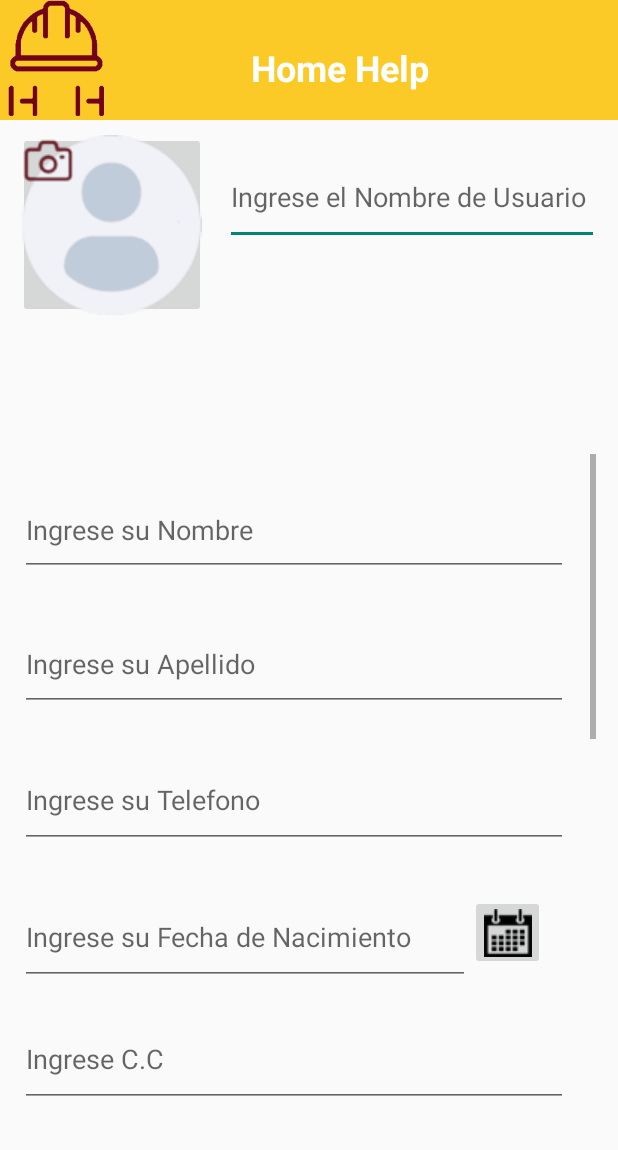
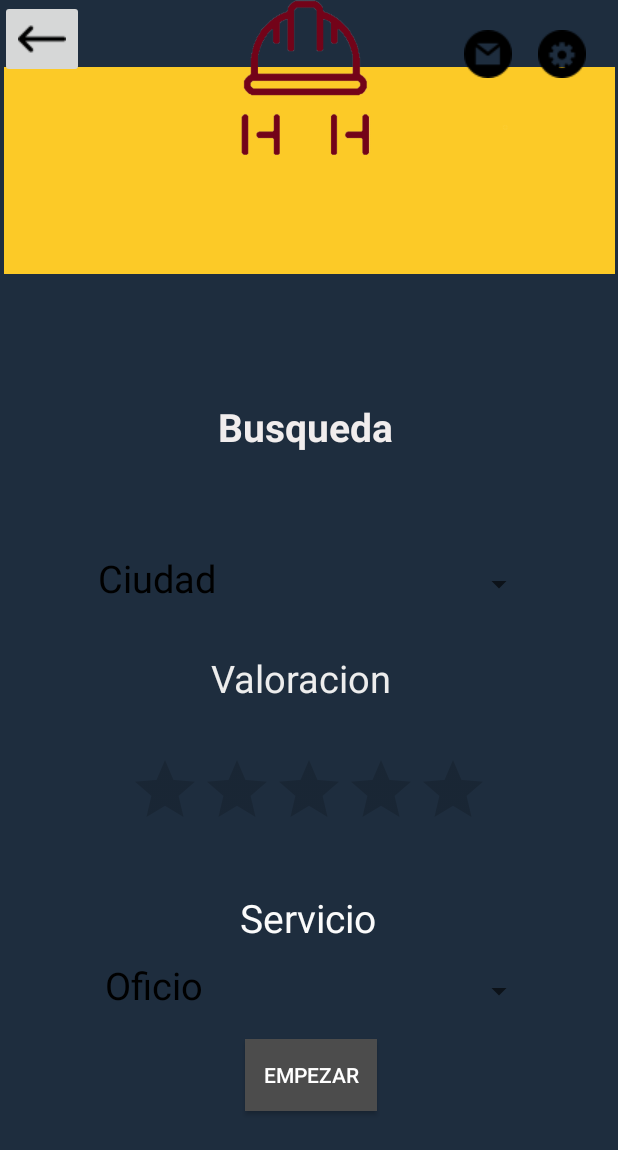
Before and after one commit to lauraisajb/HomeHelp, an Android app: the screen it shows after launch (SingUp before the commit, Search_activity after it), after a tap on "SINGUP", on a phone screen of 412 x 824 dp. Shown: the top 1150 px of the screen. Run offline under Robolectric (Android 15) with nearby library versions, the phone set to English and light mode, and no system bars.

Commit message:
search_filter

```diff
--- a/app/src/main/AndroidManifest.xml
+++ b/app/src/main/AndroidManifest.xml
@@ -9,12 +9,19 @@
         android:roundIcon="@mipmap/ic_launcher_round"
         android:supportsRtl="true"
         android:theme="@style/Theme.AppCompat.Light.NoActionBar">
-        <!--para que no se muevan las cosas por el teclado :
+        <activity
+            android:name=".Search_activity"
+            android:exported="true" />
+        <activity
+            android:name=".Customer"
+            android:exported="true" />
+        <!--
+        para que no se muevan las cosas por el teclado :
         android:windowSoftInputMode="adjustPan|adjustResize"
         -->
-        <activity android:name=".SingUp"
-            android:windowSoftInputMode="adjustPan"
-            ></activity>""
+        <activity
+            android:name=".SingUp"
+            android:windowSoftInputMode="adjustPan" />
         <activity android:name=".MainActivity">
             <intent-filter>
                 <action android:name="android.intent.action.MAIN" />
@@ -22,7 +29,6 @@
                 <category android:name="android.intent.category.LAUNCHER" />
             </intent-filter>
         </activity>
-
     </application>
 
 </manifest>
--- /dev/null
+++ b/app/src/main/java/com/example/homehelp/Customer.java
@@ -0,0 +1,14 @@
+package com.example.homehelp;
+
+import androidx.appcompat.app.AppCompatActivity;
+
+import android.os.Bundle;
+
+public class Customer extends AppCompatActivity {
+
+    @Override
+    protected void onCreate(Bundle savedInstanceState) {
+        super.onCreate(savedInstanceState);
+        setContentView(R.layout.activity_view_customer);
+    }
+}
--- a/app/src/main/java/com/example/homehelp/MainActivity.java
+++ b/app/src/main/java/com/example/homehelp/MainActivity.java
@@ -16,7 +16,7 @@ public class MainActivity extends AppCompatActivity {
 
     //SINGUP
     public void singUp(View view){
-        Intent singUp = new Intent(this, SingUp.class);
+        Intent singUp = new Intent(this, Search_activity.class);
         startActivity(singUp);
     }
 }
--- /dev/null
+++ b/app/src/main/java/com/example/homehelp/Search_activity.java
@@ -0,0 +1,58 @@
+package com.example.homehelp;
+
+import androidx.appcompat.app.AppCompatActivity;
+
+import android.content.Intent;
+import android.os.Bundle;
+import android.view.View;
+import android.widget.ArrayAdapter;
+import android.widget.ImageButton;
+import android.widget.Spinner;
+
+public class Search_activity extends AppCompatActivity {
+    ImageButton btnBack;
+
+
+
+    //CIUDAD
+    Spinner comboCity2;
+
+    //Oficio
+    Spinner comboOficio2;
+
+
+
+    @Override
+    protected void onCreate(Bundle savedInstanceState) {
+        super.onCreate(savedInstanceState);
+        setContentView(R.layout.activity_search);
+
+        btnBack = (ImageButton) findViewById(R.id.btnBack);
+
+        //CIUDAD
+        comboCity2 = (Spinner) findViewById(R.id.spinnerCiudad2);
+
+        String [] Ciudades2= {"Ciudad","Tulua","Buga"};
+        ArrayAdapter<String> adapterCiudad = new ArrayAdapter<>(this, R.layout.spinner_item,Ciudades2);
+        comboCity2.setAdapter(adapterCiudad);
+
+
+
+        //Oficio
+        comboOficio2 = (Spinner) findViewById(R.id.spinnerOficio2);
+        String[] Oficio2 = {"Oficio","Carpintero","Fontanero","Electricista","Pintor"};
+
+        ArrayAdapter<CharSequence> adapterOficio = new ArrayAdapter<>(this,R.layout.spinner_item,Oficio2);
+        comboOficio2.setAdapter(adapterOficio);
+
+        btnBack.setOnClickListener(new View.OnClickListener() {
+            @Override
+            public void onClick(View v) {
+
+                startActivity(new Intent( Search_activity.this, MainActivity.class));
+            }
+        });
+
+
+    }
+}
--- a/app/src/main/res/layout/activity_main.xml
+++ b/app/src/main/res/layout/activity_main.xml
@@ -96,4 +96,6 @@
         app:layout_constraintStart_toEndOf="@+id/imageView2"
         app:layout_constraintTop_toTopOf="@+id/imageView" />
 
+
+
 </androidx.constraintlayout.widget.ConstraintLayout>
--- /dev/null
+++ b/app/src/main/res/layout/activity_search.xml
@@ -0,0 +1,226 @@
+<?xml version="1.0" encoding="utf-8"?>
+<androidx.constraintlayout.widget.ConstraintLayout xmlns:android="http://schemas.android.com/apk/res/android"
+    xmlns:app="http://schemas.android.com/apk/res-auto"
+    xmlns:tools="http://schemas.android.com/tools"
+    android:layout_width="match_parent"
+    android:layout_height="match_parent"
+    android:background="#1E2D3E"><![CDATA[
+    tools:context=".Search">
+
+
+
+    ]]>
+
+    <ImageView
+        android:id="@+id/imageView19"
+        android:layout_width="407dp"
+        android:layout_height="0dp"
+        android:layout_marginTop="-40dp"
+        android:layout_marginBottom="208dp"
+        app:layout_constraintBottom_toTopOf="@+id/textView12"
+        app:layout_constraintEnd_toEndOf="parent"
+        app:layout_constraintStart_toStartOf="parent"
+        app:layout_constraintTop_toTopOf="parent"
+        app:srcCompat="@drawable/fondoancho" />
+
+    <ImageView
+        android:id="@+id/imageView21"
+        android:layout_width="wrap_content"
+        android:layout_height="wrap_content"
+        android:layout_marginStart="340dp"
+        android:layout_marginLeft="340dp"
+        android:layout_marginTop="20dp"
+        android:layout_marginEnd="3dp"
+        android:layout_marginRight="3dp"
+        app:layout_constraintEnd_toEndOf="parent"
+        app:layout_constraintStart_toStartOf="parent"
+        app:layout_constraintTop_toTopOf="parent"
+        app:srcCompat="@drawable/settings" />
+
+    <ImageView
+        android:id="@+id/imageView22"
+        android:layout_width="wrap_content"
+        android:layout_height="wrap_content"
+        android:layout_marginStart="200dp"
+        android:layout_marginLeft="200dp"
+        android:layout_marginTop="20dp"
+        app:layout_constraintEnd_toStartOf="@+id/imageView21"
+        app:layout_constraintHorizontal_bias="0.865"
+        app:layout_constraintStart_toStartOf="parent"
+        app:layout_constraintTop_toTopOf="parent"
+        app:srcCompat="@drawable/mail" /><![CDATA[
+
+
+
+
+
+
+
+
+
+        android:id="@+id/linearLayout"
+        android:layout_width="0dp"
+        android:layout_height="0dp"
+        android:gravity="center"
+        android:orientation="vertical"
+        app:layout_constraintBottom_toBottomOf="parent"
+        app:layout_constraintEnd_toEndOf="parent"
+        app:layout_constraintStart_toStartOf="parent"
+        app:layout_constraintTop_toTopOf="parent"
+        tools:context="MainActivity">
+
+
+
+
+
+
+
+
+
+
+
+
+
+
+
+    ]]>
+
+    <TextView
+        android:id="@+id/textView11"
+        android:layout_width="wrap_content"
+        android:layout_height="wrap_content"
+        android:layout_marginStart="55dp"
+        android:layout_marginLeft="55dp"
+        android:layout_marginEnd="55dp"
+        android:layout_marginRight="55dp"
+        android:layout_marginBottom="522dp"
+        android:text="Busqueda"
+        android:textColor="#F1EDED"
+        android:textSize="26sp"
+        android:textStyle="bold"
+        app:layout_constraintBottom_toBottomOf="parent"
+        app:layout_constraintEnd_toEndOf="parent"
+        app:layout_constraintHorizontal_bias="0.489"
+        app:layout_constraintStart_toStartOf="parent"
+        app:layout_constraintTop_toBottomOf="@+id/imageView19"
+        app:layout_constraintVertical_bias="0.0" />
+
+    <Spinner
+        android:id="@+id/spinnerCiudad2"
+        android:layout_width="0dp"
+        android:layout_height="63dp"
+        android:layout_marginStart="55dp"
+        android:layout_marginLeft="55dp"
+        android:layout_marginTop="56dp"
+        android:layout_marginEnd="55dp"
+        android:layout_marginRight="55dp"
+        android:ems="15"
+        android:hint="Ciudad"
+        android:textColor="#535353"
+        android:textSize="18sp"
+        app:layout_constraintEnd_toEndOf="parent"
+        app:layout_constraintHorizontal_bias="1.0"
+        app:layout_constraintStart_toStartOf="parent"
+        app:layout_constraintTop_toBottomOf="@+id/textView11" />
+
+    <Spinner
+        android:id="@+id/spinnerOficio2"
+        android:layout_width="0dp"
+        android:layout_height="63dp"
+        android:layout_marginStart="60dp"
+        android:layout_marginLeft="60dp"
+        android:layout_marginEnd="55dp"
+        android:layout_marginRight="55dp"
+        android:ems="15"
+        android:hint="Oficio"
+        android:textColor="#535353"
+        android:textSize="18sp"
+        app:layout_constraintEnd_toEndOf="parent"
+        app:layout_constraintHorizontal_bias="0.268"
+        app:layout_constraintStart_toStartOf="parent"
+        app:layout_constraintTop_toBottomOf="@+id/textView15" />
+
+    <TextView
+        android:id="@+id/textView12"
+        android:layout_width="wrap_content"
+        android:layout_height="wrap_content"
+        android:layout_marginStart="67dp"
+        android:layout_marginLeft="67dp"
+        android:layout_marginTop="-40dp"
+        android:layout_marginEnd="55dp"
+        android:layout_marginRight="55dp"
+        android:layout_marginBottom="33dp"
+        android:text="Valoracion"
+        android:textColor="#EDEDED"
+        android:textSize="25sp"
+        app:layout_constraintBottom_toTopOf="@+id/rating_bar"
+        app:layout_constraintEnd_toEndOf="parent"
+        app:layout_constraintHorizontal_bias="0.434"
+        app:layout_constraintStart_toStartOf="parent"
+        app:layout_constraintTop_toBottomOf="@+id/imageView19" />
+
+    <RatingBar
+        android:id="@+id/rating_bar"
+        android:layout_width="wrap_content"
+        android:layout_height="wrap_content"
+        android:layout_marginStart="55dp"
+        android:layout_marginLeft="55dp"
+        android:layout_marginEnd="55dp"
+        android:layout_marginRight="55dp"
+        android:layout_marginBottom="30dp"
+        android:numStars="5"
+        android:stepSize="0.5"
+        app:layout_constraintBottom_toTopOf="@+id/textView15"
+        app:layout_constraintEnd_toEndOf="parent"
+        app:layout_constraintStart_toStartOf="parent"
+        app:layout_constraintTop_toBottomOf="@+id/textView12" />
+
+    <TextView
+        android:id="@+id/textView15"
+        android:layout_width="wrap_content"
+        android:layout_height="wrap_content"
+        android:layout_marginStart="62dp"
+        android:layout_marginLeft="62dp"
+        android:layout_marginTop="4dp"
+        android:layout_marginEnd="55dp"
+        android:layout_marginRight="55dp"
+        android:layout_marginBottom="29dp"
+        android:text="Servicio"
+        android:textColor="#FBFBFB"
+        android:textSize="26sp"
+        app:layout_constraintBottom_toTopOf="@+id/spinnerOficio2"
+        app:layout_constraintEnd_toEndOf="@+id/rating_bar"
+        app:layout_constraintHorizontal_bias="0.391"
+        app:layout_constraintStart_toStartOf="@+id/rating_bar"
+        app:layout_constraintTop_toBottomOf="@+id/rating_bar" />
+
+    <Button
+        android:id="@+id/button3"
+        android:layout_width="wrap_content"
+        android:layout_height="wrap_content"
+        android:background="#4C4C4C"
+        android:text="Empezar"
+        android:textColor="#FFFFFF"
+        app:layout_constraintEnd_toEndOf="@+id/textView15"
+        app:layout_constraintTop_toBottomOf="@+id/spinnerOficio2" />
+
+    <ImageView
+        android:id="@+id/imageView10"
+        android:layout_width="119dp"
+        android:layout_height="104dp"
+        app:layout_constraintEnd_toEndOf="@+id/textView11"
+        app:layout_constraintStart_toStartOf="@+id/textView11"
+        app:srcCompat="@drawable/logo"
+        tools:layout_editor_absoluteY="39dp"
+        tools:ignore="MissingConstraints" />
+
+    <ImageButton
+        android:id="@+id/btnBack"
+        android:layout_width="wrap_content"
+        android:layout_height="wrap_content"
+        app:srcCompat="@drawable/leftarrow"
+        tools:layout_editor_absoluteX="8dp"
+        tools:layout_editor_absoluteY="20dp" />
+
+
+</androidx.constraintlayout.widget.ConstraintLayout>
--- /dev/null
+++ b/app/src/main/res/layout/spinner_item.xml
@@ -0,0 +1,9 @@
+<?xml version="1.0" encoding="utf-8"?>
+<TextView
+    android:layout_height="match_parent"
+    android:layout_width="wrap_content"
+    android:textSize="25sp"
+    android:padding="10sp"
+
+    android:textColor="@color/black"
+    xmlns:android="http://schemas.android.com/apk/res/android" />
```
